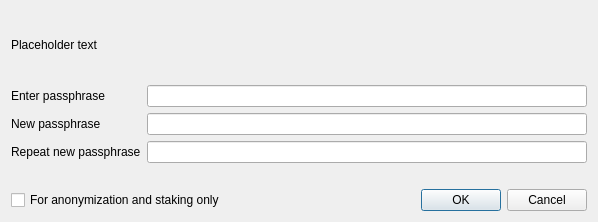
This is src/qt/forms/askpassphrasedialog.ui in Kore-Core/KORE as Qt 5 draws it before an edit. The edited form follows.
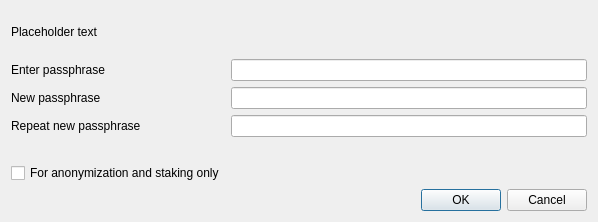
This is the edited form.

Commit message: Fix wallet lock/unlock

Diff of the .ui file:
```diff
--- a/src/qt/forms/askpassphrasedialog.ui
+++ b/src/qt/forms/askpassphrasedialog.ui
@@ -26,6 +26,9 @@
    <string>Passphrase Dialog</string>
   </property>
   <layout class="QVBoxLayout" name="verticalLayout">
+   <property name="sizeConstraint">
+    <enum>QLayout::SetMinimumSize</enum>
+   </property>
    <item>
     <widget class="QLabel" name="warningLabel">
      <property name="text">
@@ -105,16 +108,20 @@
        </property>
       </widget>
      </item>
-    </layout>
-   </item>
-   <item>
-    <layout class="QHBoxLayout" name="horizontalLayout">
-     <item>
+     <item row="4" column="0">
       <widget class="QCheckBox" name="anonymizationCheckBox">
+       <property name="enabled">
+        <bool>true</bool>
+       </property>
+       <property name="toolTip">
+        <string>Serves to disable the trivial sendmoney when OS account compromised. Provides no real security.</string>
+       </property>
        <property name="text">
         <string>For anonymization and staking only</string>
        </property>
       </widget>
+     </item>
+    </layout>
      </item>
      <item>
       <widget class="QDialogButtonBox" name="buttonBox">
@@ -125,8 +132,6 @@
         <set>QDialogButtonBox::Cancel|QDialogButtonBox::Ok</set>
        </property>
       </widget>
-     </item>
-    </layout>
    </item>
   </layout>
  </widget>
```
Left out of the diff: 3 changed lines with no effect on the pictures. Lines whose indentation alone changed are shown as unchanged. The commit also changes 2 other files.
